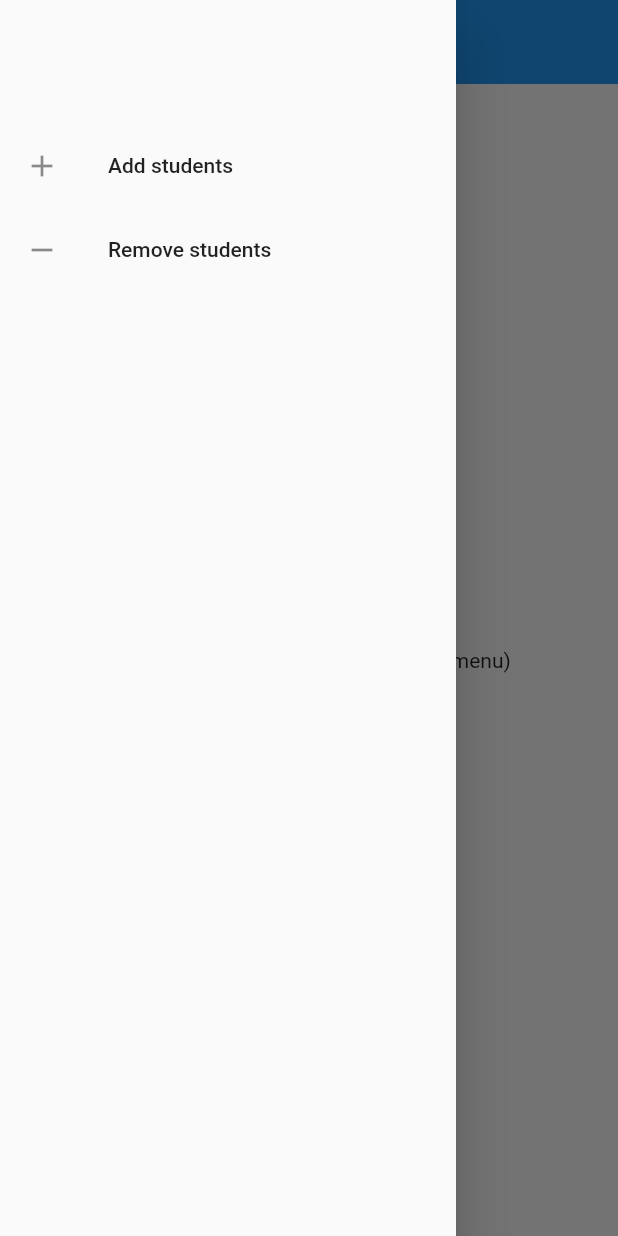
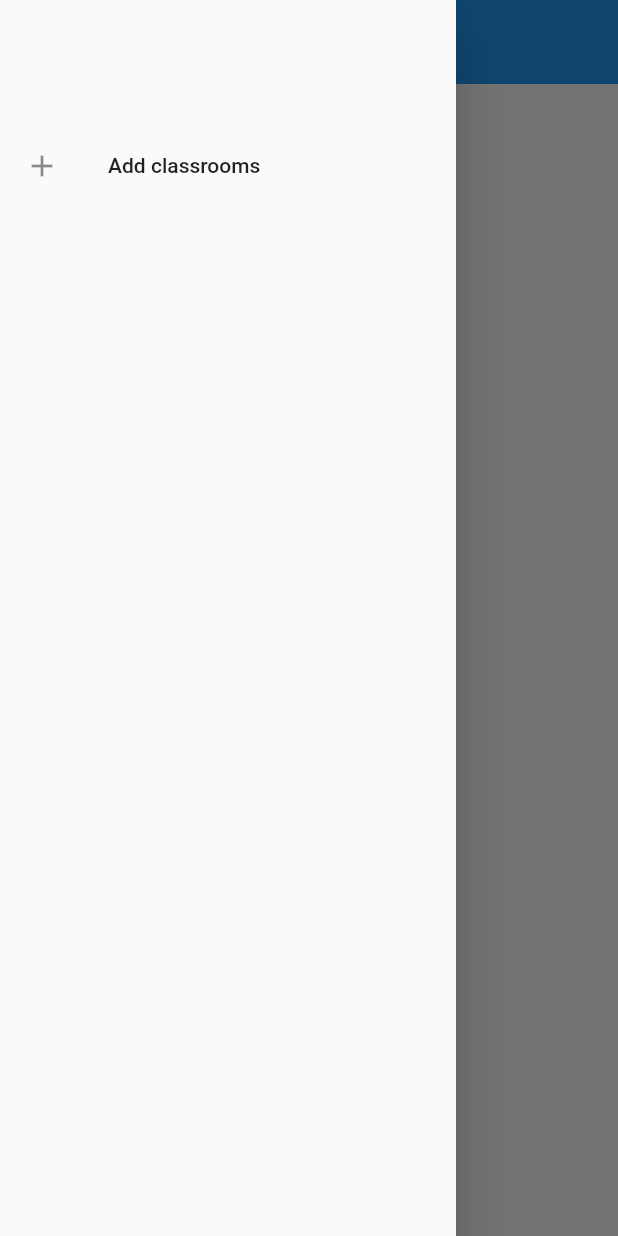
Before and after one commit to Kerandon/pbs-app, a Flutter app: the screen it shows after launch, with the side drawer open, on a phone screen of 412 x 824 dp. Run offline on Flutter 3.47's test engine with Material 2 defaults, Android fonts, the phone set to English and light mode, and no system bars; our stand-ins replace animated_text_kit, cloud_firestore, equatable, firebase_core, firebase_storage, flutter_form_builder and 3 more; accounts and stored records are empty.

Commit message:
classrooms

```diff
--- a/lib/forms/student_form.dart
+++ b/lib/forms/student_form.dart
@@ -78,7 +78,7 @@ class _StudentFormState extends State<StudentForm> {
           ],),
           const SizedBox(height: 2,),
           CustomTextField(
-            isValid: (isValid){
+            isValidated: (isValid){
               _updateValidator(name: 'name', isValidated: isValid);
             },
               name: 'name',
--- /dev/null
+++ b/lib/home_page.dart
@@ -0,0 +1,95 @@
+import 'package:cloud_firestore/cloud_firestore.dart';
+import 'package:flutter/material.dart';
+import 'package:pbs_app/app/components/loading_page.dart';
+import 'package:pbs_app/configs/constants.dart';
+import 'package:pbs_app/forms/form_main.dart';
+import 'package:pbs_app/utils/enums/form_types.dart';
+
+class HomePage extends StatefulWidget {
+  const HomePage({Key? key}) : super(key: key);
+
+  @override
+  State<HomePage> createState() => _HomePageState();
+}
+
+class _HomePageState extends State<HomePage> {
+  late final Stream<QuerySnapshot<Map<String, dynamic>>> _classroomStream;
+
+  @override
+  void initState() {
+    _classroomStream = FirebaseFirestore.instance
+        .collection(kCollectionClassrooms)
+        .snapshots();
+    super.initState();
+  }
+
+  @override
+  Widget build(BuildContext context) {
+    final size = MediaQuery.of(context).size;
+    return Scaffold(
+      appBar: AppBar(),
+      drawer: Drawer(
+        child: Column(
+          children: [
+            SizedBox(
+              height: size.height * 0.10,
+            ),
+            ListTile(
+              leading: const Icon(
+                Icons.add,
+              ),
+              title: const Text('Add classrooms'),
+              onTap: () {
+                Navigator.pushReplacement(
+                  context,
+                  MaterialPageRoute(
+                    builder: (context) => FormMain(
+                      formType: FormType.classroom,
+                      title: 'Add classrooms',
+                      onExitPage: () => Navigator.of(context).pushReplacement(
+                        MaterialPageRoute(
+                            builder: (context) => const HomePage()),
+                      ),
+                    ),
+                  ),
+                );
+              },
+            )
+          ],
+        ),
+      ),
+      body: StreamBuilder<QuerySnapshot>(
+          stream: _classroomStream,
+          builder:
+              (BuildContext context, AsyncSnapshot<QuerySnapshot> snapshot) {
+            Set<String> classrooms = {};
+
+            if (snapshot.hasData) {
+              final data = snapshot.data;
+              for (var d in data!.docs) {
+                print(d.id);
+                classrooms.add(d.id);
+              }
+              return GridView.builder(
+                itemCount: classrooms.length,
+                  padding: EdgeInsets.only(
+                    left: size.width * 0.05,
+                    top: size.width * 0.05,
+                    right: size.width * 0.05,
+                  ),
+                  gridDelegate: const SliverGridDelegateWithFixedCrossAxisCount(
+                    crossAxisCount: 5,
+                    mainAxisSpacing: 12,
+                    crossAxisSpacing: 12,
+                  ),
+                  itemBuilder: (context, index) => Container(
+                        color: Colors.green,
+                        child: Text(classrooms.elementAt(index)),
+                      ),);
+
+            }
+            return LoadingPage();
+          }),
+    );
+  }
+}
--- a/lib/main.dart
+++ b/lib/main.dart
@@ -2,6 +2,7 @@ import 'package:firebase_core/firebase_core.dart';
 import 'package:flutter/material.dart';
 import 'package:hooks_riverpod/hooks_riverpod.dart';
 import 'package:pbs_app/configs/app_theme.dart';
+import 'package:pbs_app/home_page.dart';
 import 'package:pbs_app/state/database_manager.dart';
 import 'package:pbs_app/state/simple_providers.dart';
 import 'package:pbs_app/utils/enums/platforms.dart';
@@ -53,7 +54,7 @@ class PBSApp extends ConsumerWidget {
                 if (snapshot.hasData) {
                   final avatarState = ref.read(avatarProvider);
                   avatarState.addAll(snapshot.data!);
-                  return const ClassroomMain();
+                  return const HomePage();
                 }
                 if (snapshot.hasError) {
                   return const ErrorPage();
@@ -61,7 +62,7 @@ class PBSApp extends ConsumerWidget {
                   return const LoadingPage(text1: 'Preparing the classroom',);
                 }
               }
-          ) : const ClassroomMain()
+          ) : const HomePage()
     );
   }
 }
```
Also changed, not shown: lib/classroom/classroom_drawer.dart (+10 -1 lines), lib/classroom/remove_students_page.dart (+9 -3 lines), lib/forms/custom_text_field.dart (+5 -14 lines), lib/forms/form_main.dart (+34 -33 lines), lib/utils/methods/methods_forms.dart (+101 -2 lines), 1 other file.
